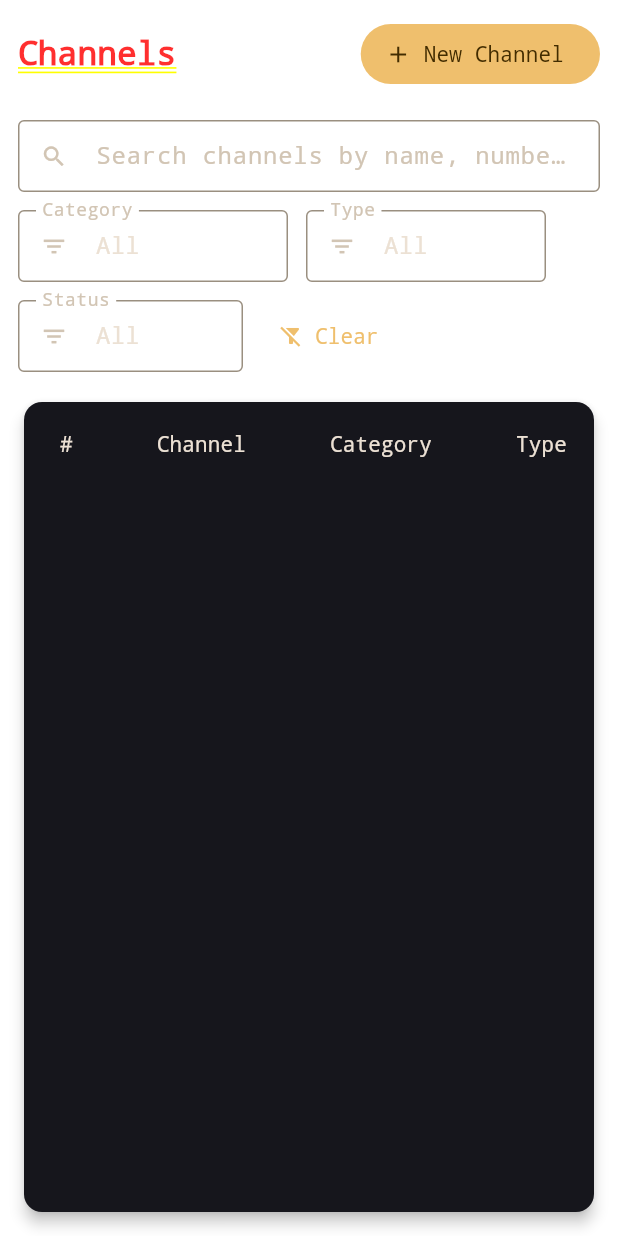
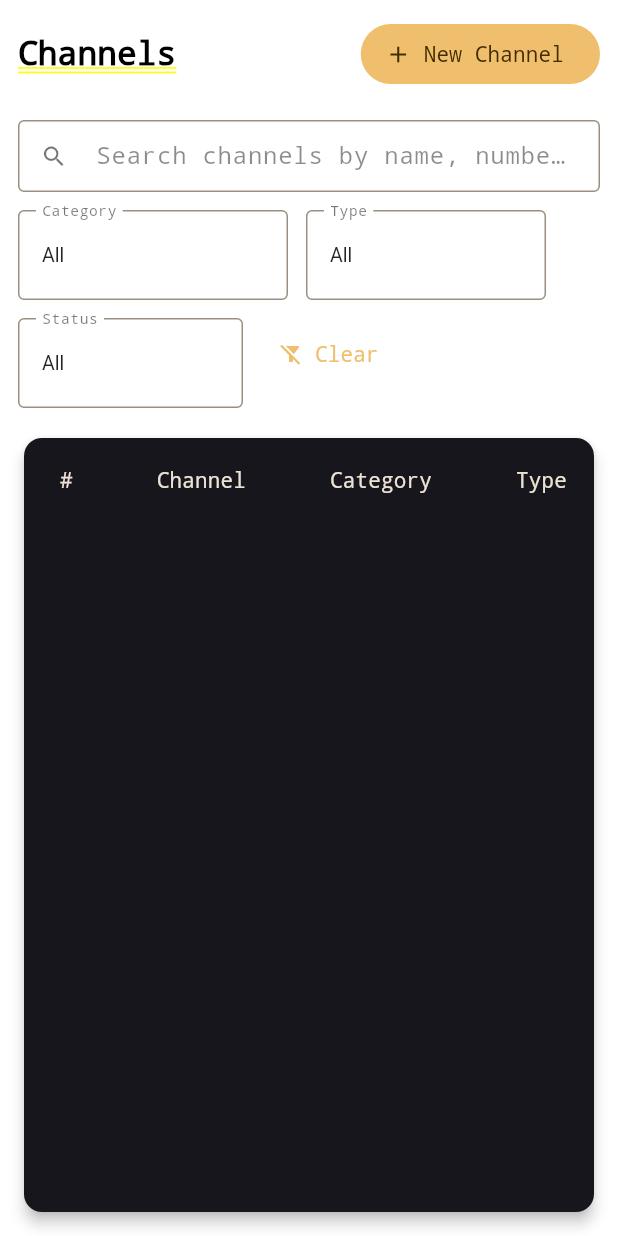
Before and after one commit to mzainulabideendev/Retro-TV, a Flutter app: the ChannelsPanel screen opened directly, on a phone screen of 412 x 824 dp. Run offline on Flutter 3.47's test engine with Material 3 defaults, Android fonts, the phone set to English and light mode, and no system bars; our stand-ins replace lottie, shared_preferences, supabase_flutter, timezone, youtube_player_iframe; accounts and stored records are empty.

Commit message:
search and fillter added

```diff
--- a/lib/screens/admin/panels/channels_panel.dart
+++ b/lib/screens/admin/panels/channels_panel.dart
@@ -204,9 +204,13 @@ class _ChannelsPanelState extends State<ChannelsPanel> {
               children: [
                 TextField(
                   controller: _searchCtrl,
+                  style: const TextStyle(color: Colors.black),
+                  cursorColor: Colors.black,
                   decoration: const InputDecoration(
-                    prefixIcon: Icon(Icons.search),
+                    prefixIcon: Icon(Icons.search, color: Colors.black54),
                     hintText: 'Search channels by name, number, or type...',
+                    hintStyle: TextStyle(color: Colors.black45),
+                    labelStyle: TextStyle(color: Colors.black54),
                     isDense: true,
                     border: OutlineInputBorder(),
                   ),
--- a/lib/screens/admin/panels/episodes_panel.dart
+++ b/lib/screens/admin/panels/episodes_panel.dart
@@ -263,10 +263,14 @@ class _EpisodesPanelState extends State<EpisodesPanel> {
               children: [
                 TextField(
                   controller: _searchCtrl,
+                  style: const TextStyle(color: Colors.black),
+                  cursorColor: Colors.black,
                   decoration: const InputDecoration(
-                    prefixIcon: Icon(Icons.search),
+                    prefixIcon: Icon(Icons.search, color: Colors.black54),
                     hintText:
                         'Search episodes by title, YouTube ID, or S/E number...',
+                    hintStyle: TextStyle(color: Colors.black45),
+                    labelStyle: TextStyle(color: Colors.black54),
                     isDense: true,
                     border: OutlineInputBorder(),
                   ),
--- a/lib/screens/admin/panels/shows_panel.dart
+++ b/lib/screens/admin/panels/shows_panel.dart
@@ -154,9 +154,13 @@ class _ShowsPanelState extends State<ShowsPanel> {
               children: [
                 TextField(
                   controller: _searchCtrl,
+                  style: const TextStyle(color: Colors.black),
+                  cursorColor: Colors.black,
                   decoration: const InputDecoration(
-                    prefixIcon: Icon(Icons.search),
+                    prefixIcon: Icon(Icons.search, color: Colors.black54),
                     hintText: 'Search shows by title or year...',
+                    hintStyle: TextStyle(color: Colors.black45),
+                    labelStyle: TextStyle(color: Colors.black54),
                     isDense: true,
                     border: OutlineInputBorder(),
                   ),
--- a/lib/widgets/admin/admin_shared.dart
+++ b/lib/widgets/admin/admin_shared.dart
@@ -36,6 +36,7 @@ class AdminPageScaffold extends StatelessWidget {
                       style: const TextStyle(
                         fontSize: 22,
                         fontWeight: FontWeight.bold,
+                        color: Colors.black,
                       ),
                     ),
                   ),
@@ -146,7 +147,7 @@ class ErrorBox extends StatelessWidget {
 
 /// A compact dropdown used to filter admin tables. A null [value] means
 /// "All" (no filtering). [onChanged] with null resets the filter.
-class AdminFilterDropdown<T> extends StatelessWidget {
+class AdminFilterDropdown<T> extends StatefulWidget {
   final T? value;
   final String label;
   final String allLabel;
@@ -165,24 +166,76 @@ class AdminFilterDropdown<T> extends StatelessWidget {
   });
 
   @override
+  State<AdminFilterDropdown<T>> createState() => _AdminFilterDropdownState<T>();
+}
+
+class _AdminFilterDropdownState<T> extends State<AdminFilterDropdown<T>> {
+  T? _selected;
+
+  @override
+  void initState() {
+    super.initState();
+    _selected = widget.value;
+  }
+
+  @override
+  void didUpdateWidget(AdminFilterDropdown<T> oldWidget) {
+    super.didUpdateWidget(oldWidget);
+    if (oldWidget.value != widget.value) _selected = widget.value;
+  }
+
+  @override
   Widget build(BuildContext context) {
-    return DropdownButtonFormField<T?>(
-      initialValue: value,
-      isExpanded: true,
+    final sel =
+        _selected != null && widget.options.contains(_selected)
+            ? _selected
+            : null;
+    return InputDecorator(
       decoration: InputDecoration(
-        labelText: label,
-        prefixIcon: const Icon(Icons.filter_list, size: 18),
+        labelText: widget.label,
         isDense: true,
-        contentPadding: const EdgeInsets.symmetric(horizontal: 12, vertical: 8),
+        contentPadding: const EdgeInsets.symmetric(
+          horizontal: 12,
+          vertical: 6,
+        ),
         border: const OutlineInputBorder(),
+        labelStyle: const TextStyle(color: Colors.black54, fontSize: 13),
       ),
-      items: [
-        DropdownMenuItem<T?>(value: null, child: Text(allLabel)),
-        ...options.map(
-          (o) => DropdownMenuItem<T?>(value: o, child: Text(itemLabel(o))),
+      child: DropdownButtonHideUnderline(
+        child: DropdownButton<T>(
+          value: sel,
+          isExpanded: true,
+          hint: Text(
+            widget.allLabel,
+            style: const TextStyle(color: Colors.black45, fontSize: 13),
+          ),
+          style: const TextStyle(color: Colors.black87, fontSize: 13),
+          dropdownColor: Colors.white,
+          borderRadius: BorderRadius.circular(8),
+          items: [
+            DropdownMenuItem<T>(
+              value: null,
+              child: Text(
+                widget.allLabel,
+                style: const TextStyle(fontSize: 13),
+              ),
+            ),
+            ...widget.options.map(
+              (o) => DropdownMenuItem<T>(
+                value: o,
+                child: Text(
+                  widget.itemLabel(o),
+                  style: const TextStyle(fontSize: 13),
+                ),
+              ),
+            ),
+          ],
+          onChanged: (v) {
+            setState(() => _selected = v);
+            widget.onChanged(v);
+          },
         ),
-      ],
-      onChanged: onChanged,
+      ),
     );
   }
 }
--- a/pubspec.yaml
+++ b/pubspec.yaml
@@ -16,7 +16,7 @@ publish_to: 'none' # Remove this line if you wish to publish to pub.dev
 # https://developer.apple.com/library/archive/documentation/General/Reference/InfoPlistKeyReference/Articles/CoreFoundationKeys.html
 # In Windows, build-name is used as the major, minor, and patch parts
 # of the product and file versions while build-number is used as the build suffix.
-version: 1.2.0+4
+version: 1.2.1+5
 
 environment:
   sdk: ^3.9.2
```
Also changed, not shown: lib/screens/admin/admin_dashboard_screen.dart (+13 -0 lines).
